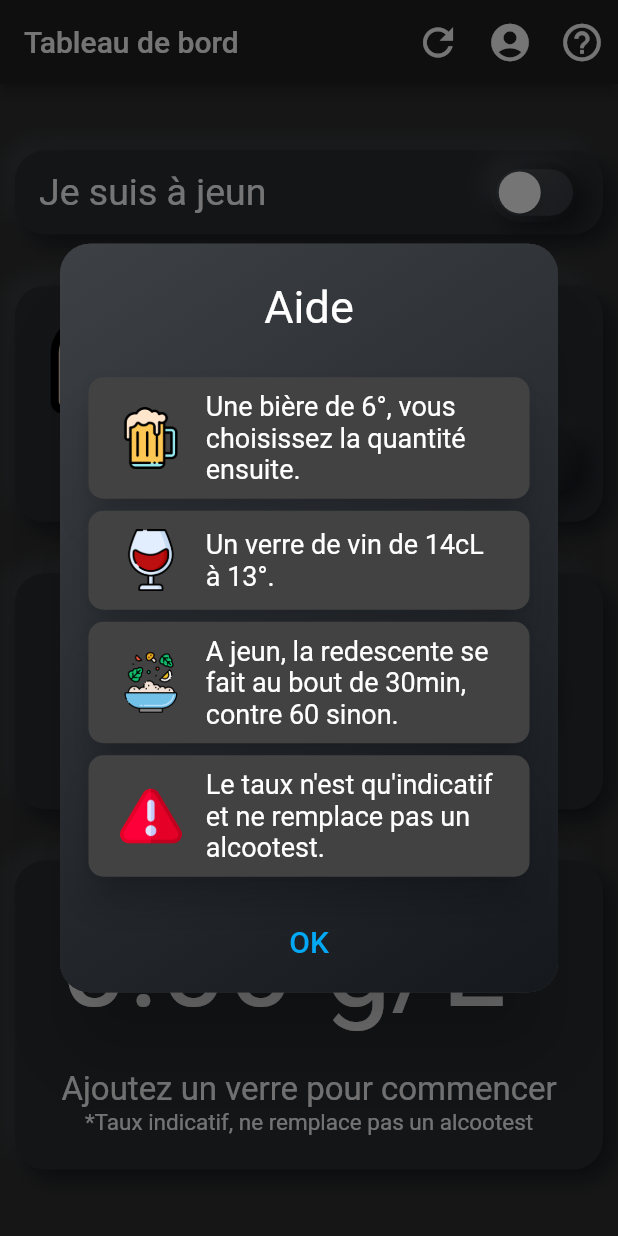
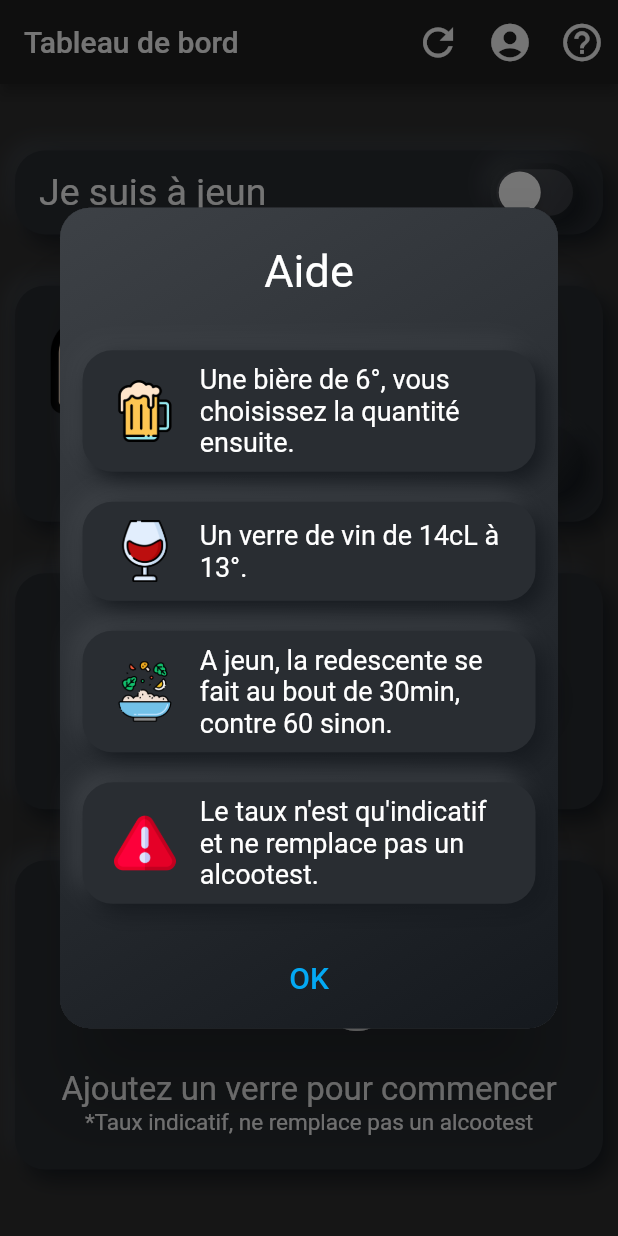
Before and after one commit to cdudit/suis-je-sam, a Flutter app: the screen it shows after launch, after a tap on the "help outline" icon, on a phone screen of 412 x 824 dp. Run offline on Flutter 3.47's test engine with Material 2 defaults, Android fonts, the phone set to English and light mode, and no system bars; drawn by our look-alikes of clay_containers; our stand-ins replace shared_preferences.

Commit message:
centre d'aide ok

```diff
--- a/lib/pages/dashboard.dart
+++ b/lib/pages/dashboard.dart
@@ -450,19 +450,6 @@ class _DashboardState extends State<Dashboard> {
   }
 
   void helpDialog() {
-    /*AlertDialog alert = AlertDialog(
-      elevation: cardElevation,
-      title: Text("Aide", style: TextStyle(fontSize: 35.0)),
-      content: Column(
-          mainAxisSize: MainAxisSize.min,
-          mainAxisAlignment: MainAxisAlignment.spaceAround,
-          children: helpList()),
-      actions: [
-        TextButton(
-            onPressed: (() => Navigator.pop(context)),
-            child: Text("OK", style: TextStyle(fontSize: 20)))
-      ],
-    );*/
     showDialog(
       context: context,
       builder: ((BuildContext context) {
@@ -508,17 +495,18 @@ class _DashboardState extends State<Dashboard> {
   List<Widget> helpList() {
     List<Widget> rows = [];
     helps.forEach((element) {
-      rows.add(Card(
-        shape:
-            RoundedRectangleBorder(borderRadius: BorderRadius.circular(10.0)),
-        elevation: 10.0,
-        child: Container(
-            padding: EdgeInsets.all(5.0),
-            child: ListTile(
-              title: Text(element['text'], style: TextStyle(fontSize: 18)),
-              leading: Image.asset(element['image'], width: mqSize.width / 10),
-            )),
-      ));
+      rows.add(Container(
+        margin: EdgeInsets.only(top: 10.0, bottom: 10.0),
+        child: ClayContainer(
+          color: baseColor,
+          borderRadius: clayRadius,
+          child: Container(
+              margin: EdgeInsets.all(5.0),
+              child: ListTile(
+                title: Text(element['text'], style: TextStyle(fontSize: 18)),
+                leading: Image.asset(element['image'], width: mqSize.width / 10),
+              )),
+        )));
     });
     return rows;
   }
```
